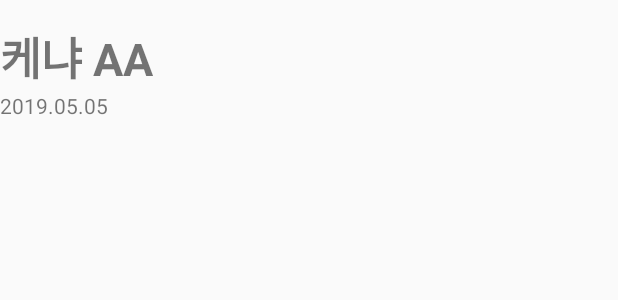
After one commit to mine0697782/2019-MobileProgramming-Group-H, an Android app: the layout item_research_result_list.xml on its own in the app's theme, with its tools: preview values and no code run, on a phone screen of 412 x 824 dp. The commit adds this screen. Shown: the top 300 px of the screen. Run offline under Robolectric (Android 15) with nearby library versions, the phone set to English and light mode, and no system bars.

Commit message:
ResultActivity 구현

```diff
--- /dev/null
+++ b/Android/RecipeLab/app/src/main/res/layout/item_research_result_list.xml
@@ -0,0 +1,34 @@
+<?xml version="1.0" encoding="utf-8"?>
+<androidx.constraintlayout.widget.ConstraintLayout xmlns:android="http://schemas.android.com/apk/res/android"
+    xmlns:app="http://schemas.android.com/apk/res-auto"
+    android:orientation="vertical"
+    android:layout_width="match_parent"
+    android:layout_height="wrap_content">
+
+
+    <androidx.constraintlayout.widget.ConstraintLayout
+        android:layout_width="match_parent"
+        android:layout_height="wrap_content"
+        android:paddingTop="15dp"
+        android:paddingBottom="15dp">
+
+        <TextView
+            android:id="@+id/coffee_name"
+            android:layout_width="wrap_content"
+            android:layout_height="wrap_content"
+            android:text="케냐 AA"
+            android:textSize="30dp"
+            android:textStyle="bold"
+            app:layout_constraintTop_toTopOf="parent"/>
+
+        <TextView
+            android:id="@+id/coffee_date"
+            android:layout_width="wrap_content"
+            android:layout_height="wrap_content"
+            android:text="2019.05.05"
+            android:textSize="14dp"
+            app:layout_constraintTop_toBottomOf="@id/coffee_name"/>
+
+
+    </androidx.constraintlayout.widget.ConstraintLayout>
+</androidx.constraintlayout.widget.ConstraintLayout>
```
Also changed, not shown: Android/RecipeLab/app/src/main/java/com/grouph/recipelab/activity/ResearchResultActivity.kt (+99 -0 lines), Android/RecipeLab/app/src/main/res/layout/activity_research_result_acticity.xml (+45 -2 lines).
